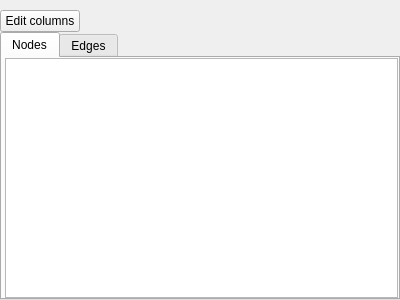
First picture: the form in plugins/view/spreadsheet/SpreadViewWidget.ui, repository jalamao/tulip-1, before the edit.
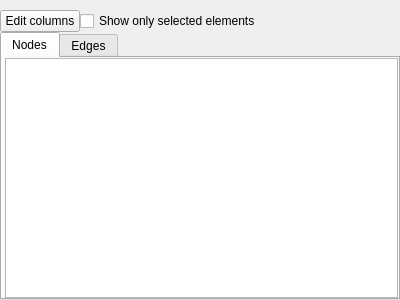
Second picture: the form after the edit. Custom widgets are drawn as their Qt base class.

Commit message: Add selected elements filter.

Patch:
```diff
--- a/plugins/view/spreadsheet/SpreadViewWidget.ui
+++ b/plugins/view/spreadsheet/SpreadViewWidget.ui
@@ -30,6 +30,8 @@
     <number>0</number>
    </property>
    <item>
+    <layout class="QHBoxLayout" name="horizontalLayout_4">
+     <item>
     <widget class="QPushButton" name="editColumnPushButton">
      <property name="sizePolicy">
       <sizepolicy hsizetype="Fixed" vsizetype="Fixed">
@@ -44,6 +46,15 @@
       <bool>true</bool>
      </property>
     </widget>
+     </item>
+     <item>
+      <widget class="QCheckBox" name="checkBox">
+       <property name="text">
+        <string>Show only selected elements</string>
+       </property>
+      </widget>
+     </item>
+    </layout>
    </item>
    <item>
     <layout class="QGridLayout" name="gridLayout">
```
Lines whose indentation alone changed are shown as unchanged. The commit also changes 3 other files.
